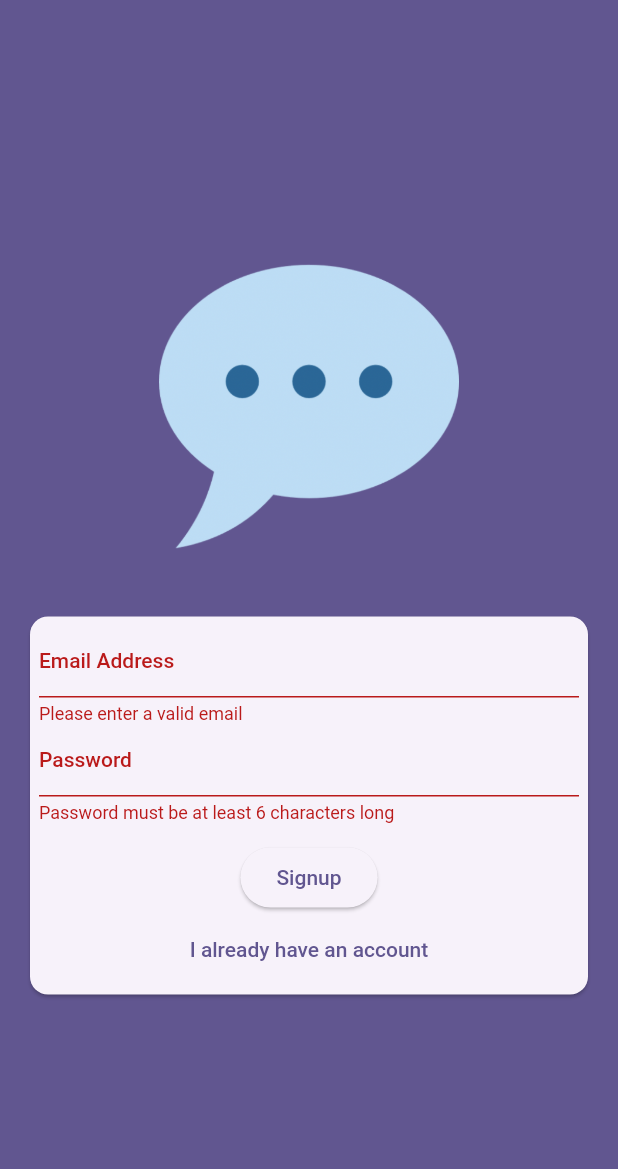
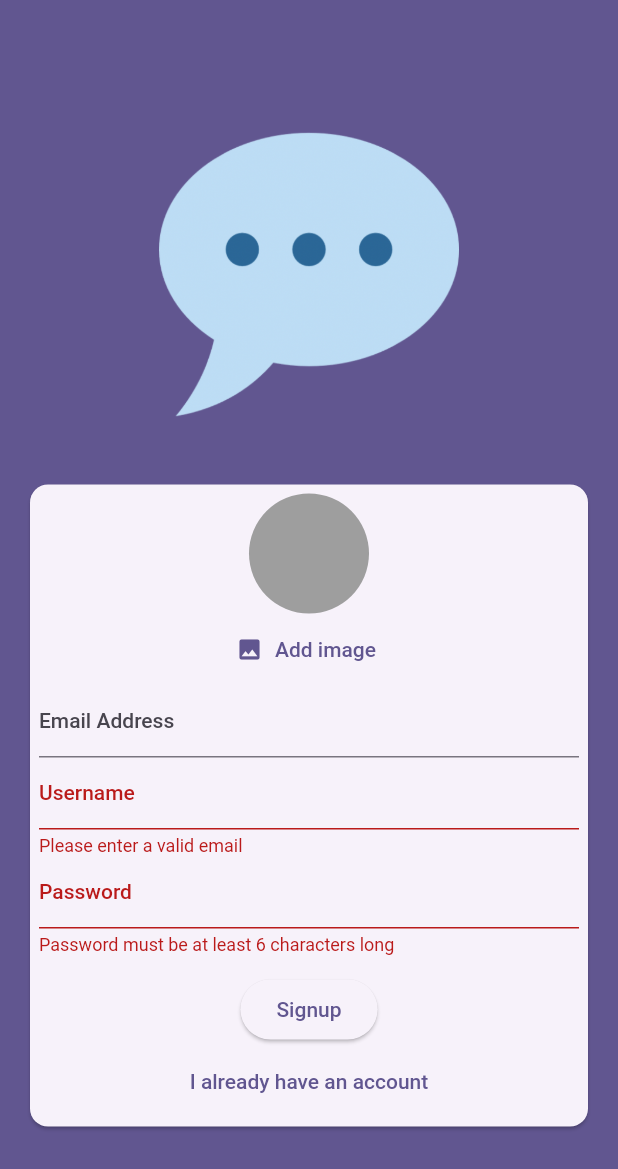
Before and after one commit to coderrrrr2/chat_app, a Flutter app: the screen it shows after launch, after a tap on "Login", after a tap on "Create an account", on a phone screen of 412 x 824 dp. Shown: the top 1169 px of the screen. Run offline on Flutter 3.47's test engine with Material 2 defaults, Android fonts, the phone set to English and light mode, and no system bars; our stand-ins replace cloud_firestore, firebase_auth, firebase_core, firebase_messaging, firebase_storage, image_picker; accounts and stored records are empty.

```diff
--- a/lib/screens/auth_screen.dart
+++ b/lib/screens/auth_screen.dart
@@ -1,4 +1,9 @@
+import 'dart:io';
+
+import 'package:chat_app/widgets/user_image_picker.dart';
+import 'package:cloud_firestore/cloud_firestore.dart';
 import 'package:firebase_auth/firebase_auth.dart';
+import 'package:firebase_storage/firebase_storage.dart';
 import 'package:flutter/material.dart';
 
 final firebase = FirebaseAuth.instance;
@@ -15,31 +20,53 @@ class _AuthScreenState extends State<AuthScreen> {
   var isLogin = true;
   String enteredEmail = "";
   String enteredPassword = "";
+  File? selectedImage;
+  bool isAuthenticating = false;
+  var enteredUsername = '';
+
   void submit() async {
-    final scaffoldContext = context;
     final isValid = formKey.currentState!.validate();
-    if (!isValid) {
+
+    if (!isValid || !isLogin && selectedImage == null) {
       return;
     }
-    if (isValid) {
     formKey.currentState!.save();
-    }
 
     try {
+      setState(() {
+        isAuthenticating = true;
+      });
       if (isLogin) {
         await firebase.signInWithEmailAndPassword(
             email: enteredEmail, password: enteredPassword);
       } else {
-        await firebase.createUserWithEmailAndPassword(
+        final userCredentials = await firebase.createUserWithEmailAndPassword(
             email: enteredEmail, password: enteredEmail);
+        final storageRef = FirebaseStorage.instance
+            .ref()
+            .child('user_images')
+            .child('${userCredentials.user!.uid}.jpg');
+        await storageRef.putFile(selectedImage!);
+        final imageURL = await storageRef.getDownloadURL();
+        await FirebaseFirestore.instance
+            .collection('users')
+            .doc(userCredentials.user!.uid)
+            .set({
+          'username': enteredUsername,
+          'email': enteredEmail,
+          'image_url': imageURL
+        });
       }
     } on FirebaseAuthException catch (error) {
       if (error.code == 'email-already-in-use') {}
       // ignore: use_build_context_synchronously
-      ScaffoldMessenger.of(scaffoldContext).clearSnackBars();
+      ScaffoldMessenger.of(context).clearSnackBars();
       // ignore: use_build_context_synchronously
-      ScaffoldMessenger.of(scaffoldContext).showSnackBar(
+      ScaffoldMessenger.of(context).showSnackBar(
           SnackBar(content: Text(error.message ?? 'Authentication failed')));
+      setState(() {
+        isAuthenticating = false;
+      });
     }
   }
 
@@ -68,6 +95,12 @@ class _AuthScreenState extends State<AuthScreen> {
                         child: Column(
                           mainAxisSize: MainAxisSize.min,
                           children: [
+                            if (!isLogin)
+                              UserImagePicker(
+                                onPickImage: ((pickedImage) {
+                                  selectedImage = pickedImage;
+                                }),
+                              ),
                             TextFormField(
                               decoration: const InputDecoration(
                                   labelText: "Email Address"),
@@ -84,6 +117,23 @@ class _AuthScreenState extends State<AuthScreen> {
                               },
                               onSaved: (newValue) {
                                 enteredEmail = newValue!;
+                              },
+                            ),
+                            if (!isLogin)
+                              TextFormField(
+                                decoration: const InputDecoration(
+                                    label: Text('Username')),
+                                enableSuggestions: false,
+                                validator: (value) {
+                                  if (value == null ||
+                                      value.isEmpty ||
+                                      value.trim().length < 4) {
+                                    return 'please enter at least 4 characters';
+                                  }
+                                  return null;
+                                },
+                                onSaved: (value) {
+                                  enteredUsername = value!;
                                 },
                               ),
                             TextFormField(
@@ -103,9 +153,11 @@ class _AuthScreenState extends State<AuthScreen> {
                             const SizedBox(
                               height: 12,
                             ),
+                            if (!isAuthenticating)
                               ElevatedButton(
                                   onPressed: submit,
                                   child: Text(isLogin ? "Login" : 'Signup')),
+                            if (!isAuthenticating)
                               TextButton(
                                   onPressed: () {
                                     setState(() {
@@ -114,7 +166,9 @@ class _AuthScreenState extends State<AuthScreen> {
                                   },
                                   child: Text(isLogin
                                       ? 'Create an account'
-                                    : 'I already have an account'))
+                                      : 'I already have an account')),
+                            if (isAuthenticating)
+                              const CircularProgressIndicator()
                           ],
                         )),
                   ),
--- a/lib/screens/splash_screen.dart
+++ b/lib/screens/splash_screen.dart
@@ -6,12 +6,8 @@ class SplashScreen extends StatelessWidget {
   Widget build(BuildContext context) {
     return Scaffold(
       backgroundColor: Theme.of(context).colorScheme.primary,
-      body: Center(
-        child: Image.asset(
-          'assets/images/chat.png',
-          width: 200,
-          height: 200,
-        ),
+      body: const Center(
+        child: CircularProgressIndicator(),
       ),
     );
   }
--- /dev/null
+++ b/lib/widgets/user_image_picker.dart
@@ -0,0 +1,51 @@
+import 'dart:io';
+
+import 'package:flutter/material.dart';
+import 'package:image_picker/image_picker.dart';
+
+class UserImagePicker extends StatefulWidget {
+  const UserImagePicker({super.key, required this.onPickImage});
+  final void Function(File pickedImage) onPickImage;
+
+  @override
+  State<UserImagePicker> createState() => _UserImagePickerState();
+}
+
+class _UserImagePickerState extends State<UserImagePicker> {
+  File? pickedImageFile;
+  void pickImage() async {
+    final pickedImage = await ImagePicker().pickImage(
+      source: ImageSource.camera,
+      imageQuality: 50,
+      maxWidth: 150,
+    );
+    if (pickedImage == null) {
+      return;
+    }
+    setState(() {
+      pickedImageFile = File(pickedImage.path);
+    });
+    widget.onPickImage(pickedImageFile!);
+  }
+
+  @override
+  Widget build(BuildContext context) {
+    return Column(
+      children: [
+        CircleAvatar(
+          radius: 40,
+          backgroundColor: Colors.grey,
+          foregroundImage:
+              pickedImageFile != null ? FileImage(pickedImageFile!) : null,
+        ),
+        TextButton.icon(
+            onPressed: pickImage,
+            icon: const Icon(Icons.image),
+            label: Text(
+              'Add image',
+              style: TextStyle(color: Theme.of(context).colorScheme.primary),
+            ))
+      ],
+    );
+  }
+}
--- a/pubspec.yaml
+++ b/pubspec.yaml
@@ -7,8 +7,10 @@ environment:
   sdk: '>=3.1.0 <4.0.0'
 
 dependencies:
+  cloud_firestore: ^4.9.2
   firebase_auth: ^4.10.0
   firebase_core: ^2.16.0
+  firebase_messaging: ^14.6.9
   firebase_storage: ^11.2.7
   flutter:
     sdk: flutter
```
Also changed, not shown: lib/screens/chat.dart (+24 -1 lines), lib/widgets/chat_message.dart (added, +59 -0 lines), lib/widgets/message_bubble.dart (added, +147 -0 lines), lib/widgets/new_message.dart (added, +66 -0 lines), 3 other files. Lines whose indentation alone changed are shown as unchanged.
